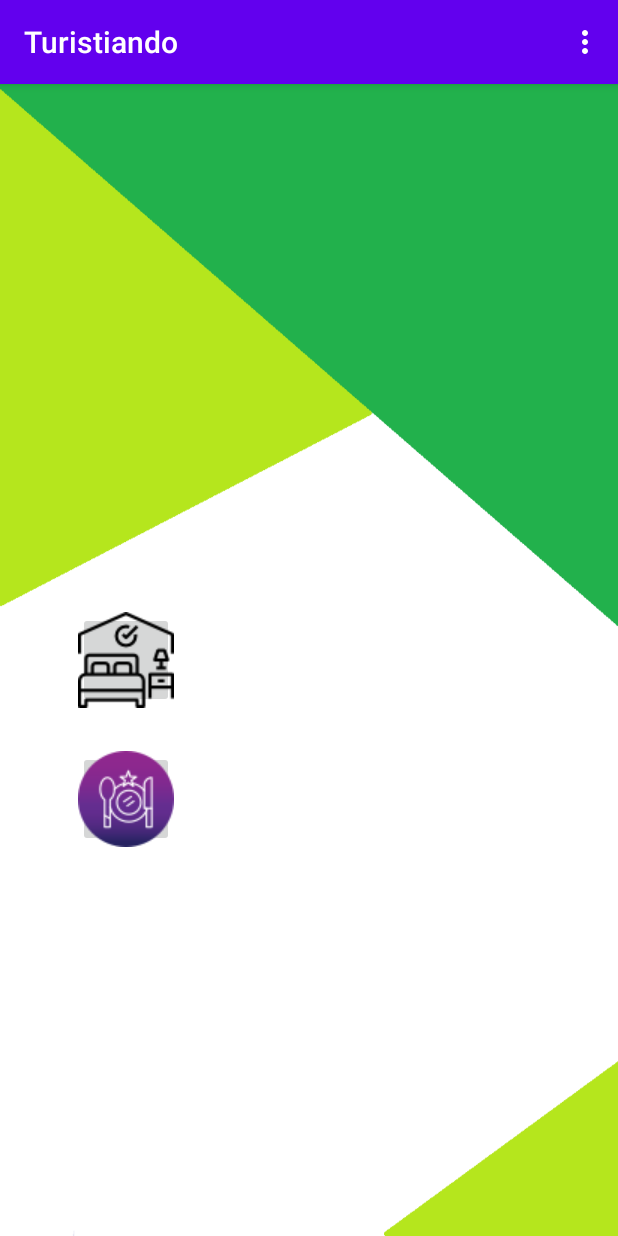
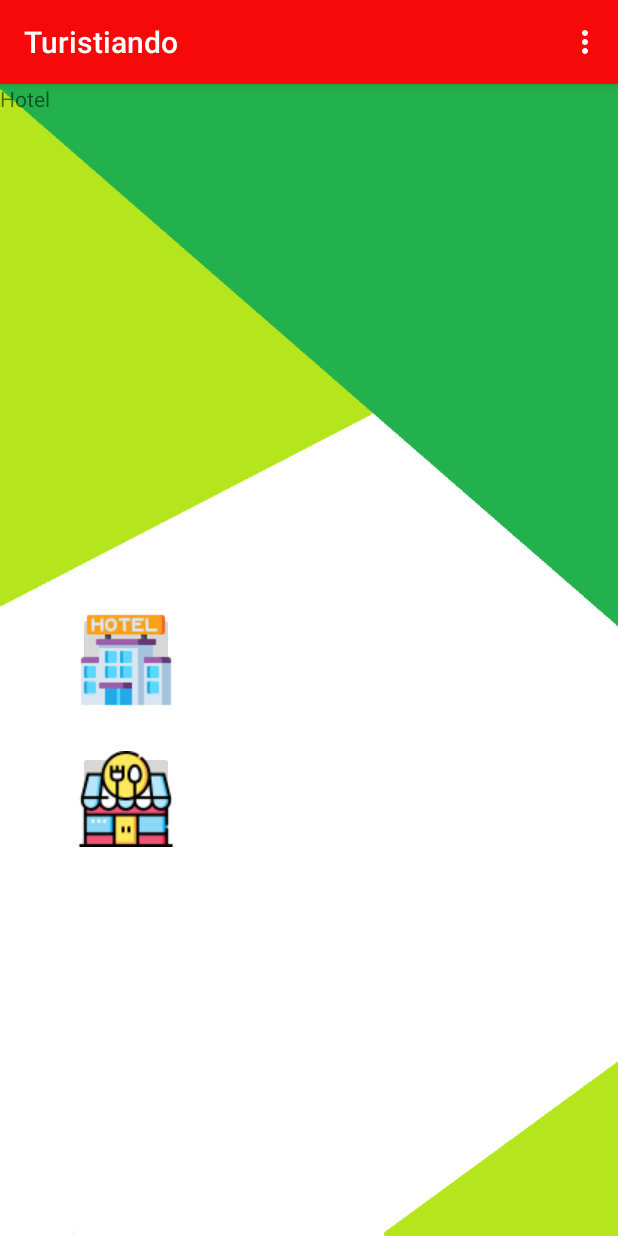
Before and after one commit to MILLERxJ/Turismo, an Android app: the screen it shows after launch (MainActivity), on a phone screen of 412 x 824 dp. Run offline under Robolectric (Android 15) with nearby library versions, the phone set to English and light mode, and no system bars.

Commit message:
Haciendo modificaciones

```diff
--- a/app/src/main/res/layout/activity_acerca_de.xml
+++ b/app/src/main/res/layout/activity_acerca_de.xml
@@ -6,10 +6,13 @@
     android:layout_height="match_parent"
     tools:context=".AcercaDe">
 
-    <ImageView
 
+
+    <TextView
+        android:id="@+id/informacion"
         android:layout_width="wrap_content"
         android:layout_height="wrap_content"
+        android:text="@string/informacion"
         />
 
 
--- a/app/src/main/res/layout/activity_main.xml
+++ b/app/src/main/res/layout/activity_main.xml
@@ -22,9 +22,11 @@
        />
 
    <TextView
+       android:id="@+id/hotelsito"
        android:layout_width="match_parent"
-
        android:layout_height="match_parent"
+       android:text="@string/hotel"
+       app:layout_constraintEnd_toEndOf="@id/iconoHotel"
        />
 
    <ImageButton
@@ -35,7 +37,7 @@
        app:layout_constraintStart_toStartOf="parent"
        app:layout_constraintEnd_toEndOf="parent"
        app:layout_constraintBottom_toBottomOf="parent"
-       android:src="@drawable/food"
+       android:src="@drawable/restaurante"
        app:layout_constraintHorizontal_bias="0.15"
        app:layout_constraintVertical_bias="0.1"
        android:padding="0dp"
--- a/app/src/main/res/layout/activity_splash.xml
+++ b/app/src/main/res/layout/activity_splash.xml
@@ -4,7 +4,7 @@
     xmlns:tools="http://schemas.android.com/tools"
     android:layout_width="match_parent"
     android:layout_height="match_parent"
-    android:background="@drawable/editar"
+    android:background="@drawable/portada"
     tools:context=".Splash">
 
 </android.support.constraint.ConstraintLayout>
--- a/app/src/main/res/menu/menu.xml
+++ b/app/src/main/res/menu/menu.xml
@@ -16,4 +16,8 @@
         android:title="@string/opcion3"
         />
 
+    <item
+        android:id="@+id/opcion4"
+        android:title="@string/opcion4"
+        />
 </menu>
--- a/app/src/main/res/values/strings.xml
+++ b/app/src/main/res/values/strings.xml
@@ -4,4 +4,13 @@
     <string name="opcion1">Acerca de</string>
     <string name="opcion2">Ingles</string>
     <string name="opcion3">Español</string>
+    <string name="opcion4">Italiano</string>
+
+    <string name="hotel">Hotel</string>
+    <string name="restaurante">Restaurant</string>
+
+    <string name="informacion">Mi nombre es Juan Manuel Muñoz Gómez, soy estudiante de Asistente en Desarrollo de software</string>
+
+    <string name="nombre">Juan Manuel Muñoz Gómez</string>
+    <string name="descripcion"></string>
 </resources>
```
Also changed, not shown: app/src/main/java/com/example/turistiando/MainActivity.java (+38 -2 lines), app/src/main/res/drawable/food.png (deleted), app/src/main/res/drawable/hotel.png, app/src/main/res/drawable/restaurante.png (added), 3 other files.
